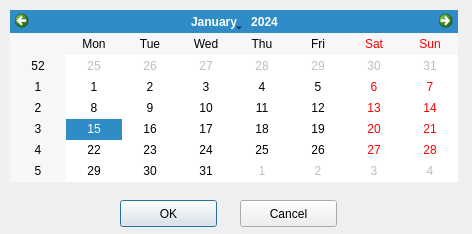
First picture: the form in dialogs/utils/DatePickerDialog.ui, repository supermaximo93/Computing_Project, before the edit.
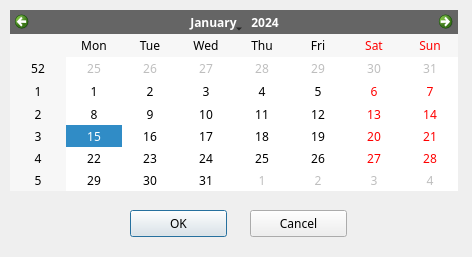
Second picture: the form after the edit. Icons and pictures are not drawn.

```diff
--- a/dialogs/utils/DatePickerDialog.ui
+++ b/dialogs/utils/DatePickerDialog.ui
@@ -7,11 +7,34 @@
     <x>0</x>
     <y>0</y>
     <width>472</width>
-    <height>234</height>
+    <height>257</height>
    </rect>
   </property>
+  <property name="font">
+   <font>
+    <family>Sans Serif</family>
+   </font>
+  </property>
   <property name="windowTitle">
-   <string>Dialog</string>
+   <string>Select A Date</string>
+  </property>
+  <property name="styleSheet">
+   <string notr="true">QPushButton {
+	font-size: 12px;
+	font-family: &quot;Sans Serif&quot;;
+}
+
+#qt_calendar_navigationbar {
+	background-color: rgba(0, 0, 0, 147);
+}
+
+#qt_calendar {
+	color: black;
+}
+
+#DatePickerDialog {
+	background-image: url(:/images/background_blue);
+}</string>
   </property>
   <widget class="QCalendarWidget" name="calendarWidget">
    <property name="geometry">
@@ -19,19 +42,25 @@
      <x>10</x>
      <y>10</y>
      <width>448</width>
-     <height>172</height>
+     <height>181</height>
     </rect>
    </property>
   </widget>
   <widget class="QPushButton" name="pushButton_ok">
    <property name="geometry">
     <rect>
-     <x>120</x>
-     <y>200</y>
+     <x>130</x>
+     <y>210</y>
      <width>97</width>
      <height>27</height>
     </rect>
    </property>
+   <property name="font">
+    <font>
+     <family>Sans Serif</family>
+     <pointsize>-1</pointsize>
+    </font>
+   </property>
    <property name="text">
     <string>OK</string>
    </property>
@@ -39,12 +68,18 @@
   <widget class="QPushButton" name="pushButton_cancel">
    <property name="geometry">
     <rect>
-     <x>240</x>
-     <y>200</y>
+     <x>250</x>
+     <y>210</y>
      <width>97</width>
      <height>27</height>
     </rect>
    </property>
+   <property name="font">
+    <font>
+     <family>Sans Serif</family>
+     <pointsize>-1</pointsize>
+    </font>
+   </property>
    <property name="text">
     <string>Cancel</string>
    </property>
```
